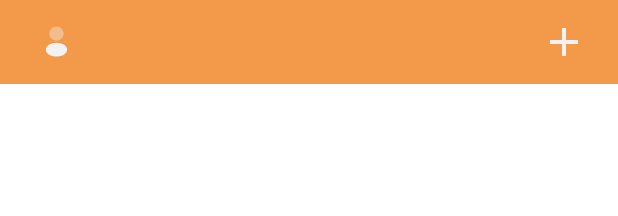
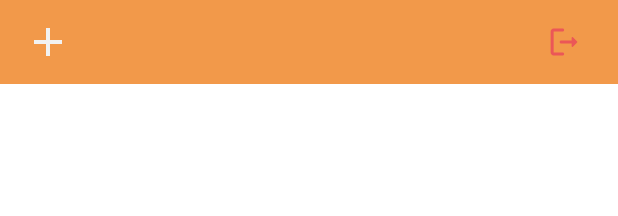
Before and after one commit to nbsmobile/incio, an Android app built with Jetpack Compose: the layout layout_toolbar_main.xml on its own in the app's theme, with its tools: preview values and no code run, on a phone screen of 412 x 824 dp. Shown: the top 216 px of the screen. Run offline under Robolectric (Android 15) with nearby library versions, the phone set to English and light mode, and no system bars.

Commit message:
feat: implement fetch story

```diff
--- a/androidApp/src/main/java/com/nbs/kmm/sample/android/base/BaseRecyclerViewAdapter.kt
+++ b/androidApp/src/main/java/com/nbs/kmm/sample/android/base/BaseRecyclerViewAdapter.kt
@@ -5,13 +5,9 @@ import androidx.recyclerview.widget.RecyclerView
 abstract class BaseRecyclerViewAdapter<VH : RecyclerView.ViewHolder, T> :
     RecyclerView.Adapter<VH>() {
 
-    protected var items: MutableList<T>
+    protected var items: MutableList<T> = mutableListOf()
 
     abstract fun onBindViewHolder(holder: VH, item: T, position: Int)
-
-    init {
-        items = mutableListOf()
-    }
 
     override fun getItemCount(): Int {
         return this.items.size
--- a/androidApp/src/main/java/com/nbs/kmm/sample/android/di/FeatureModule.kt
+++ b/androidApp/src/main/java/com/nbs/kmm/sample/android/di/FeatureModule.kt
@@ -2,6 +2,7 @@ package com.nbs.kmm.sample.android.di
 
 import com.nbs.kmm.sample.android.viewmodel.MembershipViewModel
 import com.nbs.kmm.sample.android.sample.rocketlaunch.RocketLaunchViewModel
+import com.nbs.kmm.sample.android.viewmodel.StoryViewModel
 import org.koin.androidx.viewmodel.dsl.viewModel
 import org.koin.dsl.module
 
@@ -9,4 +10,6 @@ val featureModule = module {
     viewModel { RocketLaunchViewModel(get(), get()) }
 
     viewModel { MembershipViewModel(get(), get()) }
+
+    viewModel { StoryViewModel(get(), get()) }
 }
--- a/androidApp/src/main/java/com/nbs/kmm/sample/android/presentation/post/PostStoryActivity.kt
+++ b/androidApp/src/main/java/com/nbs/kmm/sample/android/presentation/post/PostStoryActivity.kt
@@ -45,6 +45,7 @@ class PostStoryActivity : SampleBaseActivity<ActivityPostStoryBinding>() {
                 if (requestCode == UPLOAD_PHOTO_STORY_CODE) {
                     val profileImagePath = result.resultFile.absolutePath
                     showToast(profileImagePath)
+                    binding.cuivPhotoStory.setResultImage(profileImagePath)
                 }
             }
         }
--- /dev/null
+++ b/androidApp/src/main/res/drawable/ic_logout.xml
@@ -0,0 +1,12 @@
+<vector xmlns:android="http://schemas.android.com/apk/res/android"
+    android:width="24dp"
+    android:height="24dp"
+    android:viewportWidth="24"
+    android:viewportHeight="24">
+  <path
+      android:pathData="M5.104,5H11.104C11.654,5 12.104,4.55 12.104,4C12.104,3.45 11.654,3 11.104,3H5.104C4.004,3 3.104,3.9 3.104,5V19C3.104,20.1 4.004,21 5.104,21H11.104C11.654,21 12.104,20.55 12.104,20C12.104,19.45 11.654,19 11.104,19H5.104V5Z"
+      android:fillColor="#EB5757"/>
+  <path
+      android:pathData="M20.754,11.65L17.964,8.86C17.644,8.54 17.104,8.76 17.104,9.21V11H10.104C9.554,11 9.104,11.45 9.104,12C9.104,12.55 9.554,13 10.104,13H17.104V14.79C17.104,15.24 17.644,15.46 17.954,15.14L20.744,12.35C20.944,12.16 20.944,11.84 20.754,11.65Z"
+      android:fillColor="#EB5757"/>
+</vector>
--- a/androidApp/src/main/res/layout/activity_post_story.xml
+++ b/androidApp/src/main/res/layout/activity_post_story.xml
@@ -51,7 +51,7 @@
                     style="@style/SampleEditTextStyle.UserId"
                     android:layout_width="match_parent"
                     android:layout_height="match_parent"
-                    android:hint="@string/hint_input_username"
+                    android:hint="@string/hint_input_description"
                     android:lines="4"
                     android:maxLines="8"
                     android:imeOptions="actionDone"
--- a/androidApp/src/main/res/layout/layout_toolbar_main.xml
+++ b/androidApp/src/main/res/layout/layout_toolbar_main.xml
@@ -20,16 +20,28 @@
             android:layout_alignParentStart="true"
             android:layout_centerVertical="true"
             android:background="@null"
+            android:visibility="gone"
             android:src="@drawable/ic_profile" />
 
         <androidx.appcompat.widget.AppCompatImageButton
             android:id="@+id/btnAddStory"
             android:layout_width="wrap_content"
             android:layout_height="wrap_content"
+            android:layout_alignParentStart="true"
+            android:layout_centerVertical="true"
+            android:layout_marginEnd="@dimen/dimen_20dp"
+            android:background="@null"
+            android:src="@drawable/ic_add" />
+
+        <androidx.appcompat.widget.AppCompatImageButton
+            android:id="@+id/btnLogout"
+            android:layout_width="wrap_content"
+            android:padding="@dimen/dimen_4dp"
+            android:layout_height="wrap_content"
             android:layout_alignParentEnd="true"
             android:layout_centerVertical="true"
             android:layout_marginEnd="@dimen/dimen_20dp"
             android:background="@null"
-            android:src="@drawable/ic_add" />
+            android:src="@drawable/ic_logout" />
     </RelativeLayout>
 </com.google.android.material.appbar.MaterialToolbar>
--- a/androidApp/src/main/res/values/strings.xml
+++ b/androidApp/src/main/res/values/strings.xml
@@ -26,5 +26,6 @@
     <string name="error_password_is_not_valid">Password minimal 6 karakter</string>
     <string name="error_confirm_password_is_not_same">Password tidak sama</string>
     <string name="hint_input_email">Masukkan email</string>
+    <string name="hint_input_description">Masukkan Deskripsi</string>
 
 </resources>
--- a/shared/src/commonMain/kotlin/com/nbs/kmm/sample/data/lib/RemoteLib.kt
+++ b/shared/src/commonMain/kotlin/com/nbs/kmm/sample/data/lib/RemoteLib.kt
@@ -5,7 +5,6 @@ import co.touchlab.kermit.LoggerConfig
 import com.nbs.kmm.sample.data.base.ApiException
 import com.nbs.kmm.sample.domain.account.AccountManager
 import com.nbs.kmm.sample.getPlatform
-import com.nbs.kmm.sample.utils.logging
 import io.ktor.client.*
 import io.ktor.client.plugins.*
 import io.ktor.client.plugins.compression.*
@@ -84,14 +83,14 @@ fun setupHttpClient(
                             ApiException.serializer(),
                             serverResponseExceptionText
                         )
-                        throw apiException
+                        throw apiException.copy(httpCode = cause.response.status.value)
                     }
                     is ClientRequestException -> {
                         val exceptionResponse = cause.response
                         val exceptionResponseText = exceptionResponse.bodyAsText().trimIndent()
                         val apiException =
                             json.decodeFromString(ApiException.serializer(), exceptionResponseText)
-                        throw apiException
+                        throw apiException.copy(httpCode = cause.response.status.value)
                     }
                     else -> {
                         throw cause
--- a/shared/src/commonMain/kotlin/com/nbs/kmm/sample/domain/base/ApiError.kt
+++ b/shared/src/commonMain/kotlin/com/nbs/kmm/sample/domain/base/ApiError.kt
@@ -1,6 +1,7 @@
 package com.nbs.kmm.sample.domain.base
 
 data class ApiError(
+    val httpCode: Int,
     val errorCode: String,
     val errorMessage: String,
     val status: Boolean
```
Also changed, not shown: androidApp/src/main/java/com/nbs/kmm/sample/android/presentation/main/MainActivity.kt (+51 -5 lines), androidApp/src/main/java/com/nbs/kmm/sample/android/presentation/main/StoryAdapter.kt (+9 -9 lines), androidApp/src/main/java/com/nbs/kmm/sample/android/presentation/membership/login/LoginActivity.kt (+10 -1 lines), androidApp/src/main/java/com/nbs/kmm/sample/android/utils/CommonUtils.kt (+10 -5 lines), androidApp/src/main/java/com/nbs/kmm/sample/android/utils/util/FragmentActivityExtension.kt (+5 -5 lines), androidApp/src/main/java/com/nbs/kmm/sample/android/viewmodel/StoryViewModel.kt (added, +37 -0 lines), androidApp/src/main/res/layout/item_story.xml (+5 -3 lines), shared/src/commonMain/kotlin/com/nbs/kmm/sample/data/base/ApiException.kt (+9 -1 lines).
